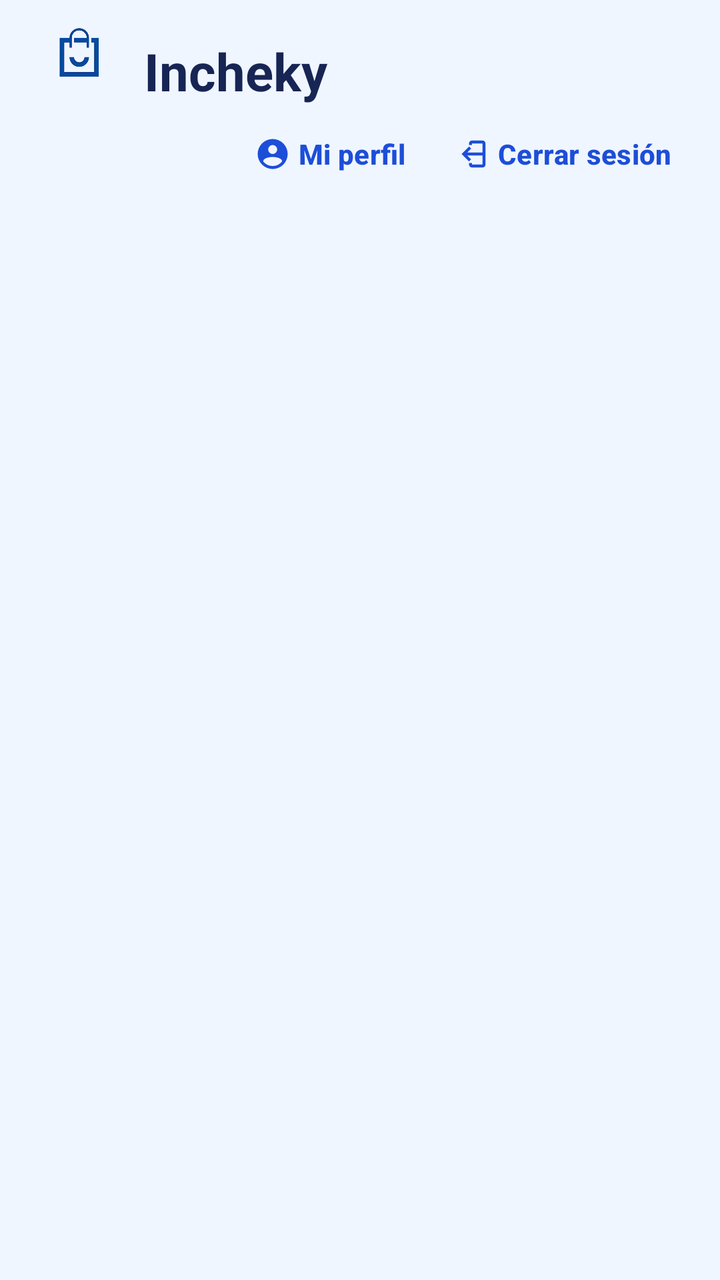
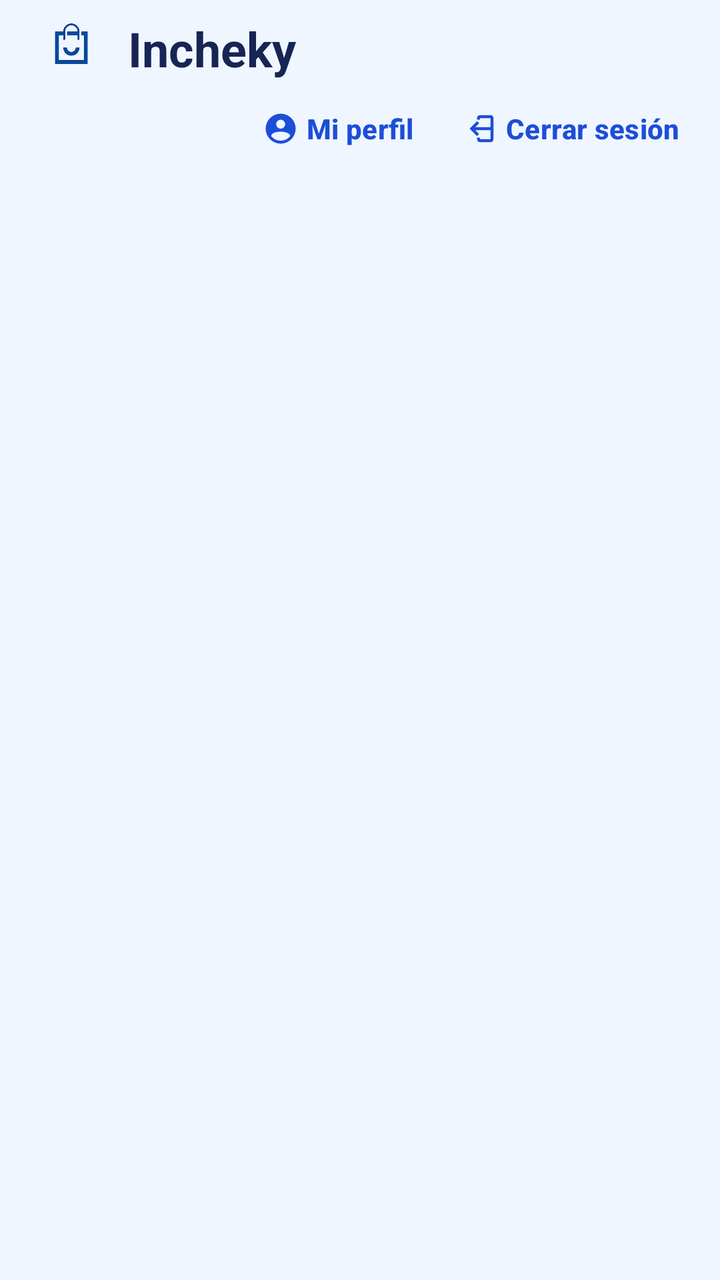

The first picture is an Android layout as it rendered before a commit; the second is the same layout after the commit. The layout source and the unified diff follow.
<!-- AndroidManifest.xml: application theme Theme.InchekyAndroid -->
<!-- res/layout/activity_dashboard.xml -->
<?xml version="1.0" encoding="utf-8"?>
<androidx.constraintlayout.widget.ConstraintLayout xmlns:android="http://schemas.android.com/apk/res/android"
    xmlns:app="http://schemas.android.com/apk/res-auto"
    android:id="@+id/dashboardRoot"
    android:layout_width="match_parent"
    android:layout_height="match_parent"
    android:background="@color/auth_background">

    <ImageView
        android:id="@+id/ivDashboardLogo"
        android:layout_width="48dp"
        android:layout_height="48dp"
        android:layout_marginStart="16dp"
        android:contentDescription="@string/app_logo_description"
        android:scaleType="fitCenter"
        android:src="@drawable/logo_launcher_foreground"
        app:layout_constraintStart_toStartOf="parent"
        app:layout_constraintTop_toTopOf="parent" />

    <TextView
        android:id="@+id/tvDashboardTitle"
        android:layout_width="0dp"
        android:layout_height="wrap_content"
        android:paddingStart="8dp"
        android:paddingTop="18dp"
        android:paddingEnd="16dp"
        android:text="@string/home_title"
        android:textColor="@color/auth_ink"
        android:textSize="26sp"
        android:textStyle="bold"
        app:layout_constraintEnd_toEndOf="parent"
        app:layout_constraintStart_toEndOf="@id/ivDashboardLogo"
        app:layout_constraintTop_toTopOf="parent" />

    <TextView
        android:id="@+id/tvDashboardSubtitle"
        android:layout_width="0dp"
        android:layout_height="wrap_content"
        android:paddingStart="20dp"
        android:paddingTop="4dp"
        android:paddingEnd="20dp"
        android:textColor="@color/auth_muted"
        android:textSize="14sp"
        app:layout_constraintEnd_toEndOf="parent"
        app:layout_constraintStart_toStartOf="parent"
        app:layout_constraintTop_toBottomOf="@id/btnDashboardProfile" />

    <com.google.android.material.button.MaterialButton
        android:id="@+id/btnDashboardProfile"
        style="@style/Widget.Material3.Button.TextButton"
        android:layout_width="wrap_content"
        android:layout_height="wrap_content"
        android:text="@string/home_profile"
        android:textAllCaps="false"
        android:textColor="@color/auth_primary"
        app:icon="@drawable/ic_person_circle"
        app:iconTint="@color/auth_primary"
        app:layout_constraintEnd_toStartOf="@id/btnDashboardLogout"
        app:layout_constraintTop_toBottomOf="@id/tvDashboardTitle" />

    <com.google.android.material.button.MaterialButton
        android:id="@+id/btnDashboardLogout"
        style="@style/Widget.Material3.Button.TextButton"
        android:layout_width="wrap_content"
        android:layout_height="wrap_content"
        android:layout_marginEnd="12dp"
        android:text="@string/home_logout"
        android:textAllCaps="false"
        android:textColor="@color/auth_primary"
        app:icon="@drawable/ic_logout"
        app:iconTint="@color/auth_primary"
        app:layout_constraintEnd_toEndOf="parent"
        app:layout_constraintTop_toBottomOf="@id/tvDashboardTitle" />

    <ScrollView
        android:layout_width="0dp"
        android:layout_height="0dp"
        android:clipToPadding="false"
        android:padding="16dp"
        app:layout_constraintBottom_toBottomOf="parent"
        app:layout_constraintEnd_toEndOf="parent"
        app:layout_constraintStart_toStartOf="parent"
        app:layout_constraintTop_toBottomOf="@id/tvDashboardSubtitle">

        <LinearLayout
            android:id="@+id/dashboardResources"
            android:layout_width="match_parent"
            android:layout_height="wrap_content"
            android:orientation="vertical" />
    </ScrollView>
</androidx.constraintlayout.widget.ConstraintLayout>
<!-- resources referenced by this layout -->
<resources>
  <color name="auth_background">@color/soft</color>
  <color name="auth_ink">@color/ink</color>
  <color name="auth_muted">@color/muted</color>
  <color name="auth_primary">@color/accent</color>
  <!-- drawable ic_logout (drawable) -->
  <vector xmlns:android="http://schemas.android.com/apk/res/android"
      android:width="24dp"
      android:height="24dp"
      android:viewportWidth="24"
      android:viewportHeight="24">
      <path
          android:fillColor="#000000"
          android:pathData="M10,17l1.41,-1.41L8.83,13H20v-2H8.83l2.58,-2.59L10,7l-5,5zM19,3h-7c-1.1,0 -2,0.9 -2,2v1h2V5h7v14h-7v-1h-2v1c0,1.1 0.9,2 2,2h7c1.1,0 2,-0.9 2,-2V5c0,-1.1 -0.9,-2 -2,-2" />
  </vector>
  <!-- drawable ic_person_circle (drawable) -->
  <vector xmlns:android="http://schemas.android.com/apk/res/android"
      android:width="24dp"
      android:height="24dp"
      android:viewportWidth="24"
      android:viewportHeight="24">
      <path
          android:fillColor="#000000"
          android:pathData="M12,2A10,10 0,1 0,12 22A10,10 0,1 0,12 2M12,6a3,3 0,1 1,0 6a3,3 0,1 1,0 -6M12,20a8,8 0,0 1,-6.32 -3.1C5.72,14.9 9.2,14 12,14s6.28,0.9 6.32,2.9A8,8 0,0 1,12 20z" />
  </vector>
  <!-- drawable logo_launcher_foreground: png bitmap (drawable-nodpi, 62231 bytes) -->
  <string name="app_logo_description">Logo de Handel Incheky</string>
  <string name="home_logout">Cerrar sesión</string>
  <string name="home_profile">Mi perfil</string>
  <string name="home_title">Incheky</string>
  <style name="Theme.InchekyAndroid" parent="Base.Theme.InchekyAndroid" />
  <color name="soft">#EFF6FF</color>
  <color name="ink">#172554</color>
  <color name="muted">#64748B</color>
  <color name="accent">#1D4ED8</color>
  <style name="Base.Theme.InchekyAndroid" parent="Theme.Material3.DayNight.NoActionBar">
          <item name="colorPrimary">@color/accent</item>
          <item name="colorOnPrimary">@color/white</item>
          <item name="colorSecondary">@color/accent</item>
          <item name="android:colorBackground">@color/soft</item>
          <item name="colorSurface">@color/surface</item>
          <item name="colorOnSurface">@color/ink</item>
          <item name="colorOutline">@color/line</item>
          <item name="colorError">@color/danger</item>
          <item name="android:colorAccent">@color/accent</item>
          <item name="textInputStyle">@style/Widget.Incheky.TextInputLayout</item>
          <item name="materialButtonStyle">@style/Widget.Incheky.Button.Primary</item>
      </style>
  <color name="white">#FFFFFFFF</color>
  <color name="surface">#FFFFFF</color>
  <color name="line">#DBEAFE</color>
  <color name="danger">#B91C1C</color>
  <style name="Widget.Incheky.TextInputLayout" parent="Widget.Material3.TextInputLayout.OutlinedBox">
          <item name="boxBackgroundColor">@color/surface</item>
          <item name="boxStrokeColor">@color/input_stroke</item>
          <item name="boxStrokeWidth">1dp</item>
          <item name="boxStrokeWidthFocused">2dp</item>
          <item name="boxCornerRadiusTopStart">@dimen/button_corner_radius</item>
          <item name="boxCornerRadiusTopEnd">@dimen/button_corner_radius</item>
          <item name="boxCornerRadiusBottomStart">@dimen/button_corner_radius</item>
          <item name="boxCornerRadiusBottomEnd">@dimen/button_corner_radius</item>
          <item name="hintTextColor">@color/muted</item>
      </style>
  <style name="Widget.Incheky.Button.Primary" parent="Widget.Material3.Button">
          <item name="android:minHeight">@dimen/touch_target_min</item>
          <item name="android:textColor">@color/white</item>
          <item name="android:textStyle">bold</item>
          <item name="android:textAllCaps">false</item>
          <item name="backgroundTint">@color/accent</item>
          <item name="cornerRadius">@dimen/button_corner_radius</item>
      </style>
  <dimen name="button_corner_radius">8dp</dimen>
  <dimen name="touch_target_min">48dp</dimen>
</resources>

<!-- the commit's change to res/layout/activity_dashboard.xml (unified diff, before → after) -->
@@ -4,13 +4,13 @@
     android:id="@+id/dashboardRoot"
     android:layout_width="match_parent"
     android:layout_height="match_parent"
-    android:background="@color/auth_background">
+    android:background="@color/soft">
 
     <ImageView
         android:id="@+id/ivDashboardLogo"
-        android:layout_width="48dp"
-        android:layout_height="48dp"
-        android:layout_marginStart="16dp"
+        android:layout_width="@dimen/drawer_logo_size"
+        android:layout_height="@dimen/drawer_logo_size"
+        android:layout_marginStart="@dimen/screen_margin"
         android:contentDescription="@string/app_logo_description"
         android:scaleType="fitCenter"
         android:src="@drawable/logo_launcher_foreground"
@@ -21,40 +21,27 @@
         android:id="@+id/tvDashboardTitle"
         android:layout_width="0dp"
         android:layout_height="wrap_content"
-        android:paddingStart="8dp"
-        android:paddingTop="18dp"
-        android:paddingEnd="16dp"
+        android:paddingStart="@dimen/space_2"
+        android:paddingTop="@dimen/space_2"
+        android:paddingEnd="@dimen/screen_margin"
         android:text="@string/home_title"
-        android:textColor="@color/auth_ink"
-        android:textSize="26sp"
+        android:textColor="@color/ink"
+        android:textSize="@dimen/screen_title_text_size"
         android:textStyle="bold"
         app:layout_constraintEnd_toEndOf="parent"
         app:layout_constraintStart_toEndOf="@id/ivDashboardLogo"
         app:layout_constraintTop_toTopOf="parent" />
 
-    <TextView
-        android:id="@+id/tvDashboardSubtitle"
-        android:layout_width="0dp"
-        android:layout_height="wrap_content"
-        android:paddingStart="20dp"
-        android:paddingTop="4dp"
-        android:paddingEnd="20dp"
-        android:textColor="@color/auth_muted"
-        android:textSize="14sp"
-        app:layout_constraintEnd_toEndOf="parent"
-        app:layout_constraintStart_toStartOf="parent"
-        app:layout_constraintTop_toBottomOf="@id/btnDashboardProfile" />
-
     <com.google.android.material.button.MaterialButton
         android:id="@+id/btnDashboardProfile"
         style="@style/Widget.Material3.Button.TextButton"
         android:layout_width="wrap_content"
-        android:layout_height="wrap_content"
+        android:layout_height="@dimen/touch_target_min"
         android:text="@string/home_profile"
         android:textAllCaps="false"
-        android:textColor="@color/auth_primary"
+        android:textColor="@color/accent"
         app:icon="@drawable/ic_person_circle"
-        app:iconTint="@color/auth_primary"
+        app:iconTint="@color/accent"
         app:layout_constraintEnd_toStartOf="@id/btnDashboardLogout"
         app:layout_constraintTop_toBottomOf="@id/tvDashboardTitle" />
 
@@ -62,30 +49,45 @@
         android:id="@+id/btnDashboardLogout"
         style="@style/Widget.Material3.Button.TextButton"
         android:layout_width="wrap_content"
-        android:layout_height="wrap_content"
-        android:layout_marginEnd="12dp"
+        android:layout_height="@dimen/touch_target_min"
+        android:layout_marginEnd="@dimen/space_2"
         android:text="@string/home_logout"
         android:textAllCaps="false"
-        android:textColor="@color/auth_primary"
+        android:textColor="@color/accent"
         app:icon="@drawable/ic_logout"
-        app:iconTint="@color/auth_primary"
+        app:iconTint="@color/accent"
         app:layout_constraintEnd_toEndOf="parent"
         app:layout_constraintTop_toBottomOf="@id/tvDashboardTitle" />
+
+    <TextView
+        android:id="@+id/tvDashboardSubtitle"
+        android:layout_width="0dp"
+        android:layout_height="wrap_content"
+        android:paddingStart="@dimen/screen_margin"
+        android:paddingTop="@dimen/space_1"
+        android:paddingEnd="@dimen/screen_margin"
+        android:textColor="@color/muted_on_soft"
+        android:textSize="@dimen/body_text_size"
+        app:layout_constraintEnd_toEndOf="parent"
+        app:layout_constraintStart_toStartOf="parent"
+        app:layout_constraintTop_toBottomOf="@id/btnDashboardProfile" />
 
     <ScrollView
         android:layout_width="0dp"
         android:layout_height="0dp"
         android:clipToPadding="false"
-        android:padding="16dp"
+        android:padding="@dimen/screen_margin"
         app:layout_constraintBottom_toBottomOf="parent"
         app:layout_constraintEnd_toEndOf="parent"
         app:layout_constraintStart_toStartOf="parent"
         app:layout_constraintTop_toBottomOf="@id/tvDashboardSubtitle">
 
-        <LinearLayout
+        <GridLayout
             android:id="@+id/dashboardResources"
             android:layout_width="match_parent"
             android:layout_height="wrap_content"
-            android:orientation="vertical" />
+            android:columnCount="2"
+            android:orientation="horizontal"
+            android:useDefaultMargins="false" />
     </ScrollView>
 </androidx.constraintlayout.widget.ConstraintLayout>
<!-- resource entries referenced after the edit -->
@@ -1,9 +1,5 @@
 <!-- resources referenced by this layout -->
 <resources>
-  <color name="auth_background">@color/soft</color>
-  <color name="auth_ink">@color/ink</color>
-  <color name="auth_muted">@color/muted</color>
-  <color name="auth_primary">@color/accent</color>
   <!-- drawable ic_logout (drawable) -->
   <vector xmlns:android="http://schemas.android.com/apk/res/android"
       android:width="24dp"
@@ -31,7 +27,14 @@
   <string name="home_title">Incheky</string>
   <style name="Theme.InchekyAndroid" parent="Base.Theme.InchekyAndroid" />
   <color name="soft">#EFF6FF</color>
+  <dimen name="body_text_size">14sp</dimen>
+  <dimen name="drawer_logo_size">40dp</dimen>
+  <dimen name="screen_margin">16dp</dimen>
+  <dimen name="screen_title_text_size">24sp</dimen>
+  <dimen name="space_1">4dp</dimen>
+  <dimen name="space_2">8dp</dimen>
   <color name="ink">#172554</color>
+  <color name="muted_on_soft">#5F7187</color>
   <color name="muted">#64748B</color>
   <color name="accent">#1D4ED8</color>
   <style name="Base.Theme.InchekyAndroid" parent="Theme.Material3.DayNight.NoActionBar">
